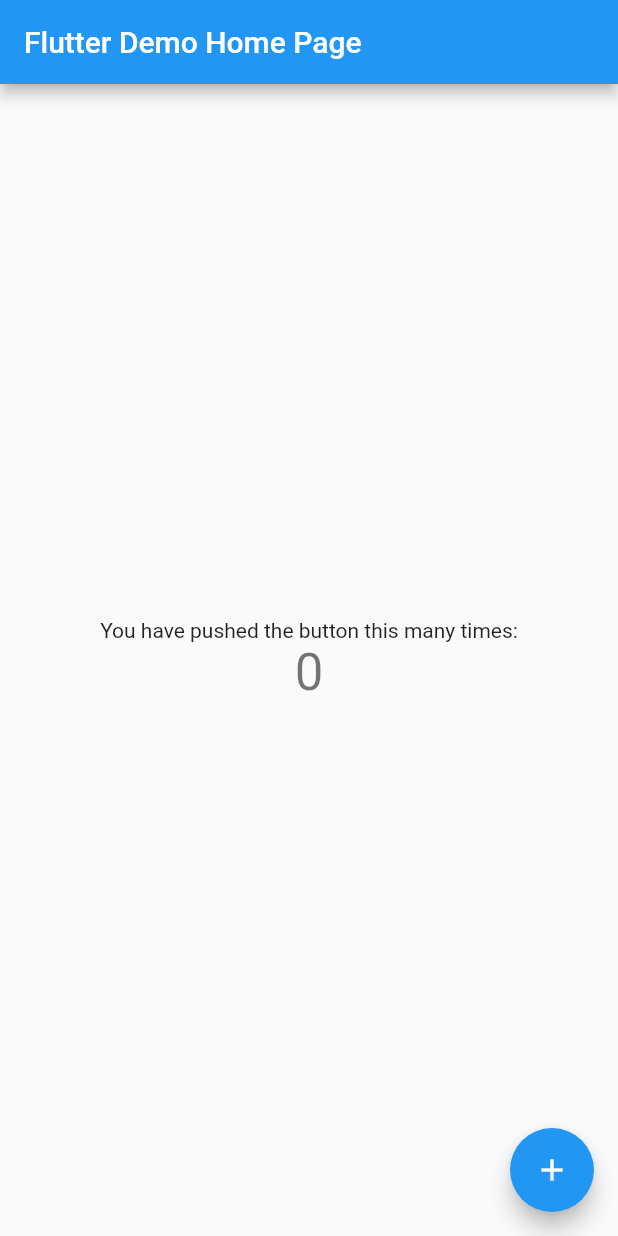
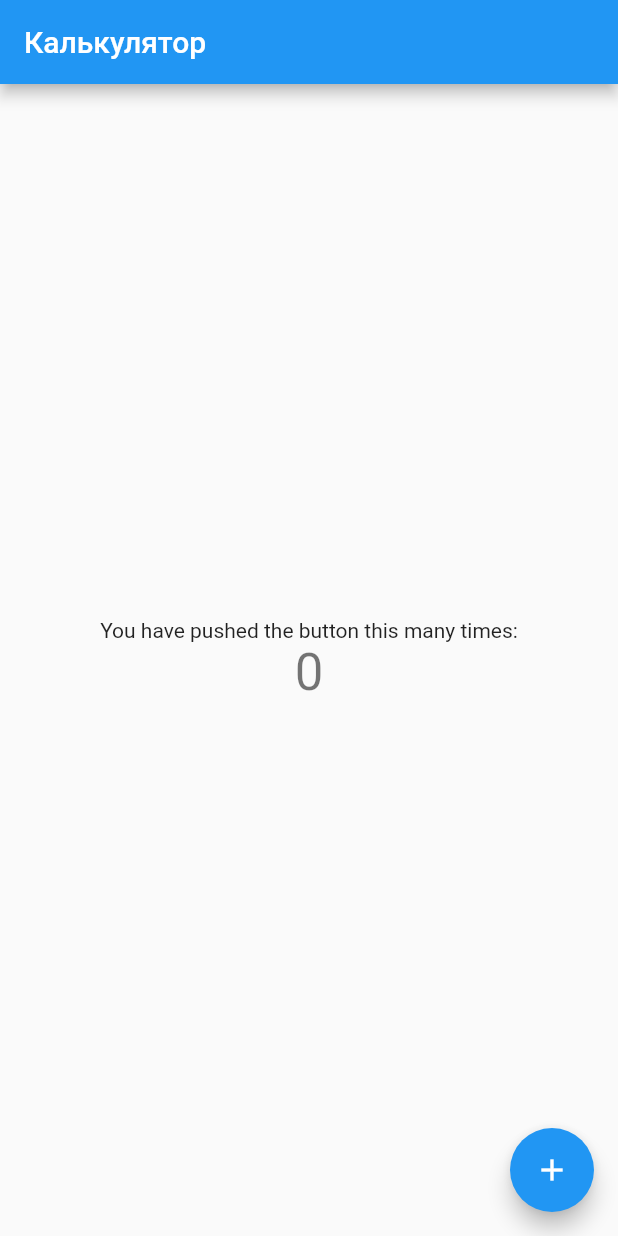
Before and after one commit to haosprinz/my_first_project_flutter, a Flutter app: the screen it shows after launch, on a phone screen of 412 x 824 dp. Run offline on Flutter 3.47's test engine with Material 2 defaults, Android fonts, the phone set to English and light mode, and no system bars.

Commit message:
delete comments

```diff
--- a/lib/main.dart
+++ b/lib/main.dart
@@ -11,35 +11,18 @@ class MyApp extends StatelessWidget {
   @override
   Widget build(BuildContext context) {
     return MaterialApp(
-      title: 'Flutter Demo',
+      title: 'Калькулятор',
       theme: ThemeData(
-        // This is the theme of your application.
-        //
-        // Try running your application with "flutter run". You'll see the
-        // application has a blue toolbar. Then, without quitting the app, try
-        // changing the primarySwatch below to Colors.green and then invoke
-        // "hot reload" (press "r" in the console where you ran "flutter run",
-        // or simply save your changes to "hot reload" in a Flutter IDE).
-        // Notice that the counter didn't reset back to zero; the application
-        // is not restarted.
+
         primarySwatch: Colors.blue,
       ),
-      home: const MyHomePage(title: 'Flutter Demo Home Page'),
+      home: const MyHomePage(title: 'Калькулятор'),
     );
   }
 }
 
 class MyHomePage extends StatefulWidget {
   const MyHomePage({Key? key, required this.title}) : super(key: key);
-
-  // This widget is the home page of your application. It is stateful, meaning
-  // that it has a State object (defined below) that contains fields that affect
-  // how it looks.
-
-  // This class is the configuration for the state. It holds the values (in this
-  // case the title) provided by the parent (in this case the App widget) and
-  // used by the build method of the State. Fields in a Widget subclass are
-  // always marked "final".
 
   final String title;
 
@@ -52,47 +35,19 @@ class _MyHomePageState extends State<MyHomePage> {
 
   void _incrementCounter() {
     setState(() {
-      // This call to setState tells the Flutter framework that something has
-      // changed in this State, which causes it to rerun the build method below
-      // so that the display can reflect the updated values. If we changed
-      // _counter without calling setState(), then the build method would not be
-      // called again, and so nothing would appear to happen.
       _counter++;
     });
   }
 
   @override
   Widget build(BuildContext context) {
-    // This method is rerun every time setState is called, for instance as done
-    // by the _incrementCounter method above.
-    //
-    // The Flutter framework has been optimized to make rerunning build methods
-    // fast, so that you can just rebuild anything that needs updating rather
-    // than having to individually change instances of widgets.
+
     return Scaffold(
       appBar: AppBar(
-        // Here we take the value from the MyHomePage object that was created by
-        // the App.build method, and use it to set our appbar title.
         title: Text(widget.title),
       ),
       body: Center(
-        // Center is a layout widget. It takes a single child and positions it
-        // in the middle of the parent.
         child: Column(
-          // Column is also a layout widget. It takes a list of children and
-          // arranges them vertically. By default, it sizes itself to fit its
-          // children horizontally, and tries to be as tall as its parent.
-          //
-          // Invoke "debug painting" (press "p" in the console, choose the
-          // "Toggle Debug Paint" action from the Flutter Inspector in Android
-          // Studio, or the "Toggle Debug Paint" command in Visual Studio Code)
-          // to see the wireframe for each widget.
-          //
-          // Column has various properties to control how it sizes itself and
-          // how it positions its children. Here we use mainAxisAlignment to
-          // center the children vertically; the main axis here is the vertical
-          // axis because Columns are vertical (the cross axis would be
-          // horizontal).
           mainAxisAlignment: MainAxisAlignment.center,
           children: <Widget>[
             const Text(
@@ -109,7 +64,7 @@ class _MyHomePageState extends State<MyHomePage> {
         onPressed: _incrementCounter,
         tooltip: 'Increment',
         child: const Icon(Icons.add),
-      ), // This trailing comma makes auto-formatting nicer for build methods.
+      ),
     );
   }
 }
```
